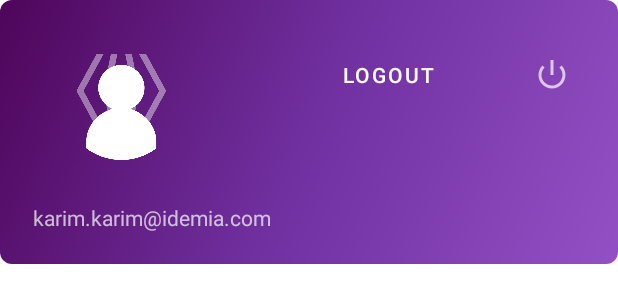
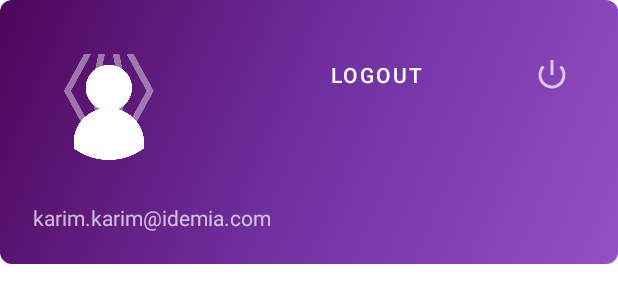
Before and after one commit to tahajadid/ID-Device, an Android app: the layout nav_header_main.xml on its own in the app's theme, with its tools: preview values and no code run, on a phone screen of 412 x 824 dp. Shown: the top 303 px of the screen. Run offline under Robolectric (Android 15) with nearby library versions, the phone set to English and light mode, and no system bars.

```diff
--- a/app/src/main/java/com/example/id_dev_fire/notificationClasses/FirebaseService.kt
+++ b/app/src/main/java/com/example/id_dev_fire/notificationClasses/FirebaseService.kt
@@ -19,6 +19,7 @@ import kotlin.random.Random
 
 // Channel of notifications
 private const val CHANNEL_ID = "my_channel"
+
 class FirebaseService : FirebaseMessagingService() {
 
     override fun onMessageReceived(message: RemoteMessage) {
--- a/app/src/main/res/layout/nav_header_main.xml
+++ b/app/src/main/res/layout/nav_header_main.xml
@@ -25,7 +25,7 @@
 
             <ImageView
                 android:id="@+id/imageViewProfileUser"
-                android:layout_width="130dp"
+                android:layout_width="113dp"
                 android:layout_height="match_parent"
                 android:contentDescription="@string/nav_header_desc"
                 android:paddingTop="@dimen/nav_header_vertical_spacing"
```
